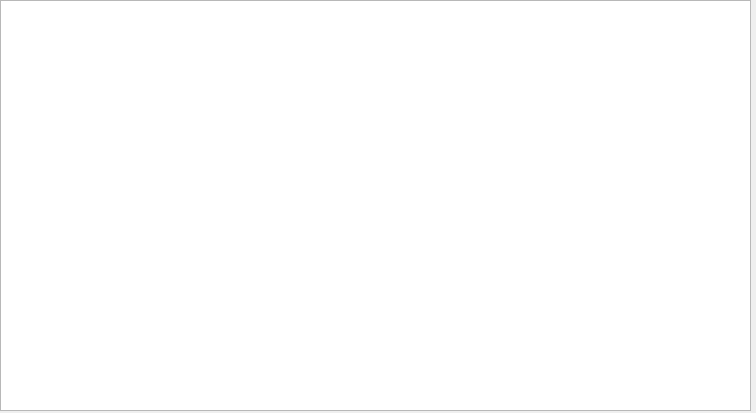
Before: the Qt Designer form waytofile.ui in 15831944/Signal-Translator, drawn with Qt 5.
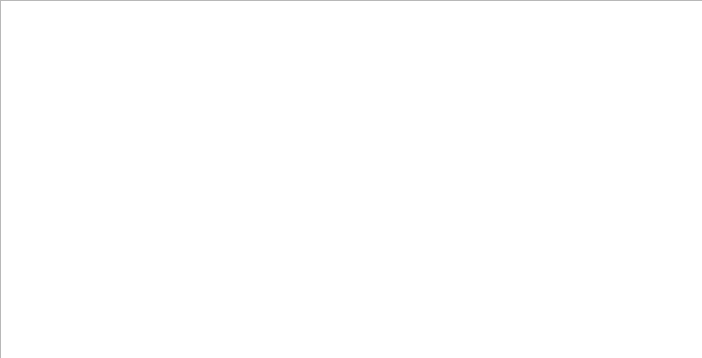
After: the same form once the commit is applied.

```diff
--- a/waytofile.ui
+++ b/waytofile.ui
@@ -6,10 +6,28 @@
    <rect>
     <x>0</x>
     <y>0</y>
-    <width>756</width>
-    <height>413</height>
+    <width>702</width>
+    <height>358</height>
    </rect>
   </property>
+  <property name="sizePolicy">
+   <sizepolicy hsizetype="Fixed" vsizetype="Fixed">
+    <horstretch>0</horstretch>
+    <verstretch>0</verstretch>
+   </sizepolicy>
+  </property>
+  <property name="minimumSize">
+   <size>
+    <width>0</width>
+    <height>0</height>
+   </size>
+  </property>
+  <property name="maximumSize">
+   <size>
+    <width>751</width>
+    <height>412</height>
+   </size>
+  </property>
   <property name="windowTitle">
    <string>MainWindow</string>
   </property>
```
Left out of the diff: 2 changed lines with no effect on the pictures.
